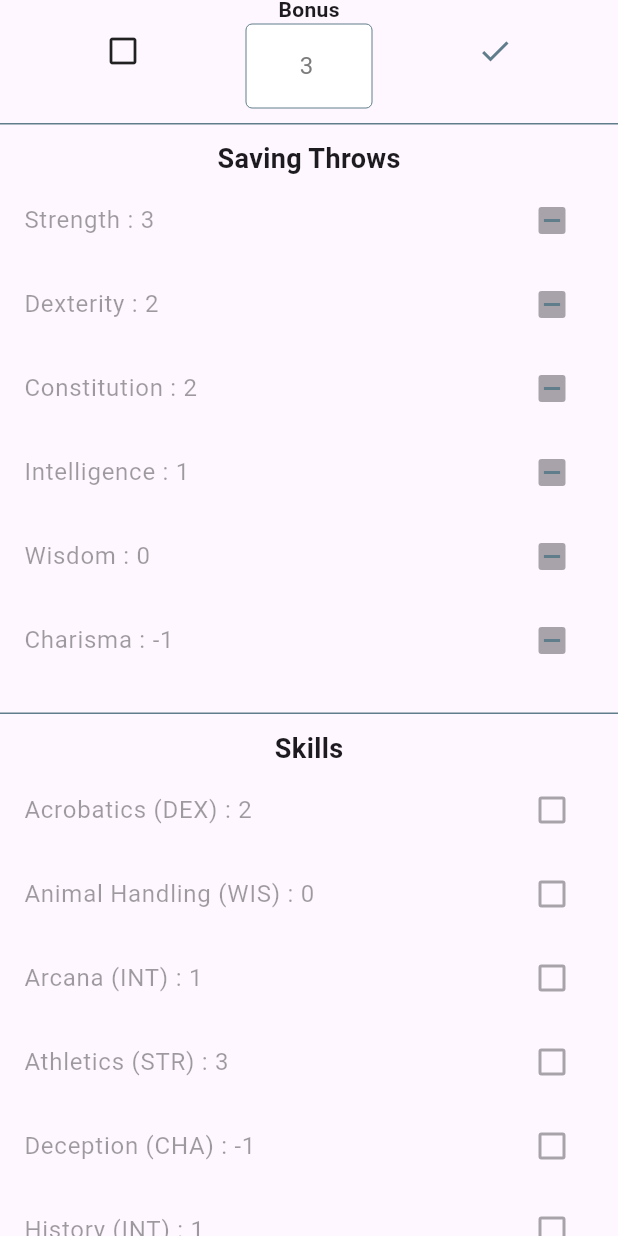
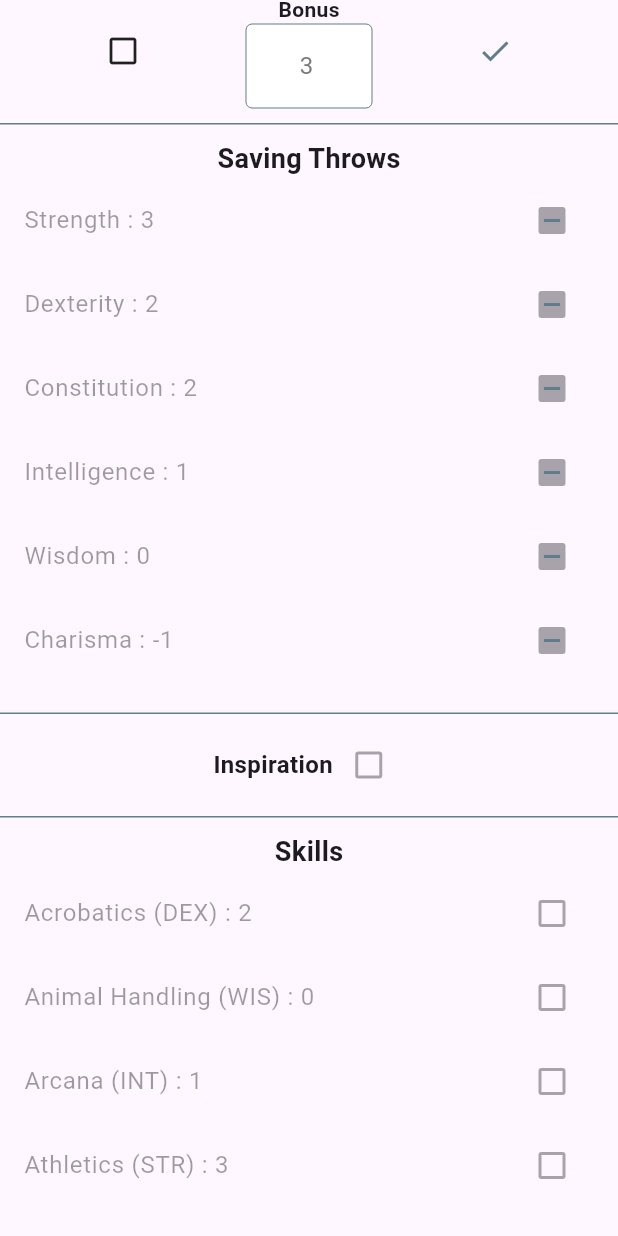
Before and after one commit to skeptickal/homeBrewed, a Flutter app: the StatTab widget shown alone on an empty page, opened directly with empty values, scrolled down 1152 dp, on a phone screen of 412 x 824 dp. Run offline on Flutter 3.47's test engine with Material 3 defaults, Android fonts, the phone set to English and light mode, and no system bars; our stand-ins replace bloc, cloud_firestore, equatable, firebase_auth, firebase_core, firebase_messaging and 4 more; accounts and stored records are empty.

Commit message:
added inspiration

```diff
--- a/dnd_character_manager/lib/cubits/stat_cubit/cubit/stat_state.dart
+++ b/dnd_character_manager/lib/cubits/stat_cubit/cubit/stat_state.dart
@@ -34,7 +34,7 @@ final class StatInitial extends StatState {
               maxHp: '100',
               tempHp: '10',
               speed: '30',
-              inspiration: 'true',
+              inspiration: false,
               proficiencyBonus: '3',
               strength: '16',
               dexterity: '14',
@@ -46,7 +46,7 @@ final class StatInitial extends StatState {
               hitDiceType: 'd8',
               deathSaveSuccesses: '2',
               deathSaveFailures: '1',
-              passivePerception: '12',
+              proficiencies: '12',
               acrobaticsProf: false,
               animalHandlingProf: false,
               arcanaProf: false,
@@ -78,7 +78,7 @@ final class StatInitial extends StatState {
             maxHp: '100',
             tempHp: '10',
             speed: '30',
-            inspiration: 'true',
+            inspiration: false,
             proficiencyBonus: '3',
             strength: '16',
             dexterity: '14',
@@ -90,7 +90,7 @@ final class StatInitial extends StatState {
             hitDiceType: 'd8',
             deathSaveSuccesses: '2',
             deathSaveFailures: '1',
-            passivePerception: '12',
+            proficiencies: '12',
             acrobaticsProf: false,
             animalHandlingProf: false,
             arcanaProf: false,
--- a/dnd_character_manager/lib/models/stats.dart
+++ b/dnd_character_manager/lib/models/stats.dart
@@ -16,7 +16,7 @@ class Stats extends Equatable {
   final String? maxHp;
   final String? tempHp;
   final String? speed;
-  final String? inspiration;
+  final bool? inspiration;
   final String? proficiencyBonus;
   final String? strength;
   final String? dexterity;
@@ -28,7 +28,7 @@ class Stats extends Equatable {
   final String? hitDiceType;
   final String? deathSaveSuccesses;
   final String? deathSaveFailures;
-  final String? passivePerception;
+  final String? proficiencies;
   final bool? acrobaticsProf;
   final bool? animalHandlingProf;
   final bool? arcanaProf;
@@ -77,7 +77,7 @@ class Stats extends Equatable {
     this.hitDiceType,
     this.deathSaveSuccesses,
     this.deathSaveFailures,
-    this.passivePerception,
+    this.proficiencies,
     this.acrobaticsProf,
     this.animalHandlingProf,
     this.arcanaProf,
@@ -128,7 +128,7 @@ class Stats extends Equatable {
       'hitDiceType': hitDiceType,
       'deathSaveSuccesses': deathSaveSuccesses,
       'deathSaveFailures': deathSaveFailures,
-      'passivePerception': passivePerception,
+      'proficiencies': proficiencies,
       'acrobaticsProf': acrobaticsProf,
       'animalHandlingProf': animalHandlingProf,
       'arcanaProf': arcanaProf,
@@ -165,11 +165,11 @@ class Stats extends Equatable {
       subClass1Lvl: json['subClass1Lvl']?.toString() ?? '0',
       subClass2Lvl: json['subClass2Lvl']?.toString() ?? '0',
       charID: json['charID'].toString(),
-      currentHp: json['currentHp']?.toString() ?? '0',
-      maxHp: json['maxHp']?.toString() ?? '0',
-      tempHp: json['tempHp']?.toString() ?? '0',
-      speed: json['speed']?.toString() ?? '0',
-      inspiration: json['inspiration']?.toString() ?? '0',
+      currentHp: json['currentHp']?.toString() ?? '',
+      maxHp: json['maxHp']?.toString() ?? '',
+      tempHp: json['tempHp']?.toString() ?? '',
+      speed: json['speed']?.toString() ?? '',
+      inspiration: json['inspiration'] ?? false,
       proficiencyBonus: json['proficiencyBonus']?.toString() ?? '0',
       strength: json['strength']?.toString() ?? '10',
       dexterity: json['dexterity']?.toString() ?? '10',
@@ -181,7 +181,7 @@ class Stats extends Equatable {
       hitDiceType: json['hitDiceType']?.toString() ?? 'd8',
       deathSaveSuccesses: json['deathSaveSuccesses']?.toString() ?? '0',
       deathSaveFailures: json['deathSaveFailures']?.toString() ?? '0',
-      passivePerception: json['passivePerception']?.toString() ?? '0',
+      proficiencies: json['proficiencies']?.toString() ?? '',
       acrobaticsProf: json['acrobaticsProf'] ?? false,
       animalHandlingProf: json['animalHandlingProf'] ?? false,
       arcanaProf: json['arcanaProf'] ?? false,
@@ -220,7 +220,7 @@ class Stats extends Equatable {
     String? maxHp,
     String? tempHp,
     String? speed,
-    String? inspiration,
+    bool? inspiration,
     String? proficiencyBonus,
     String? strength,
     String? dexterity,
@@ -232,7 +232,7 @@ class Stats extends Equatable {
     String? hitDiceType,
     String? deathSaveSuccesses,
     String? deathSaveFailures,
-    String? passivePerception, //potentially convert to something, not needed as of now
+    String? proficiencies,
     bool? acrobaticsProf,
     bool? animalHandlingProf,
     bool? arcanaProf,
@@ -281,7 +281,7 @@ class Stats extends Equatable {
       hitDiceType: hitDiceType ?? this.hitDiceType,
       deathSaveSuccesses: deathSaveSuccesses ?? this.deathSaveSuccesses,
       deathSaveFailures: deathSaveFailures ?? this.deathSaveFailures,
-      passivePerception: passivePerception ?? this.passivePerception,
+      proficiencies: proficiencies ?? this.proficiencies,
       acrobaticsProf: acrobaticsProf ?? this.acrobaticsProf,
       animalHandlingProf: animalHandlingProf ?? this.animalHandlingProf,
       arcanaProf: arcanaProf ?? this.arcanaProf,
@@ -333,7 +333,7 @@ class Stats extends Equatable {
         hitDiceType,
         deathSaveSuccesses,
         deathSaveFailures,
-        passivePerception,
+        proficiencies,
         acrobaticsProf,
         animalHandlingProf,
         arcanaProf,
--- a/dnd_character_manager/lib/pages/tabs/stat_tab.dart
+++ b/dnd_character_manager/lib/pages/tabs/stat_tab.dart
@@ -22,10 +22,41 @@ class StatTab extends StatelessWidget {
           _CoreStats(),
           _SavingThrows(),
           _SkillChecks(),
+          _ProficienciesNotes(),
           _StatNotes(),
           _EditBlock(),
         ],
       ),
+    );
+  }
+}
+
+class _ProficienciesNotes extends StatelessWidget {
+  const _ProficienciesNotes();
+
+  @override
+  Widget build(BuildContext context) {
+    return BlocBuilder<StatCubit, StatState>(
+      builder: (context, state) {
+        TextEditingController proficiencies = TextEditingController();
+        proficiencies.text = state.stats!.proficiencies ?? '';
+        return Column(
+          children: [
+            BigTextBox(
+              onEditingComplete: () => context.read<StatCubit>().setStatsData(state.stats!.copyWith(proficiencies: proficiencies.text)),
+              onTapOutside: (clickOut) => context.read<StatCubit>().setStatsData(state.stats!.copyWith(proficiencies: proficiencies.text)),
+              minLines: 10,
+              enabled: state.statEdit!,
+              padding: const EdgeInsets.all(6),
+              controller: proficiencies,
+              hintText: 'e.g. TYPE ARMOR - Light Armor, Tool proficiences, etc.',
+              subtitle: 'Notes for Proficiencies',
+            ),
+            seperation,
+            seperation
+          ],
+        );
+      },
     );
   }
 }
@@ -629,6 +660,28 @@ class _SkillChecks extends StatelessWidget {
         );
         return Column(
           children: [
+            Row(
+              mainAxisAlignment: MainAxisAlignment.center,
+              children: [
+                Text(
+                  'Inspiration',
+                  style: dndFont.copyWith(fontWeight: FontWeight.bold, fontSize: 16),
+                ),
+                Checkbox(
+                  checkColor: blueGrey,
+                  activeColor: white,
+                  tristate: true,
+                  value: state.stats!.inspiration,
+                  onChanged: state.statEdit!
+                      ? (inspirationYoN) => context.read<StatCubit>().setStatsData(
+                            state.stats!.copyWith(inspiration: !state.stats!.inspiration!),
+                          )
+                      : null,
+                ),
+              ],
+            ),
+            horizontalLine,
+            seperation,
             Text(
               'Skills',
               style: dndFont.copyWith(fontWeight: FontWeight.bold, fontSize: 18),
```
